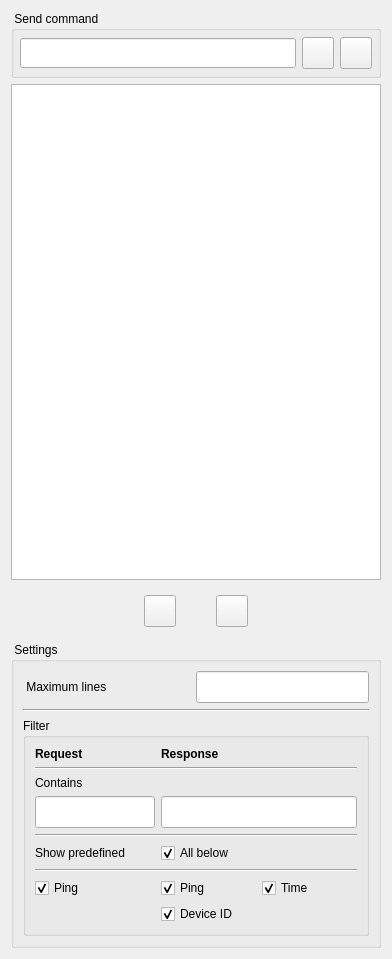
This is src/ui/debug.ui in AceOfSnakes/NetRC as Qt 5 draws it before an edit. The edited form follows.
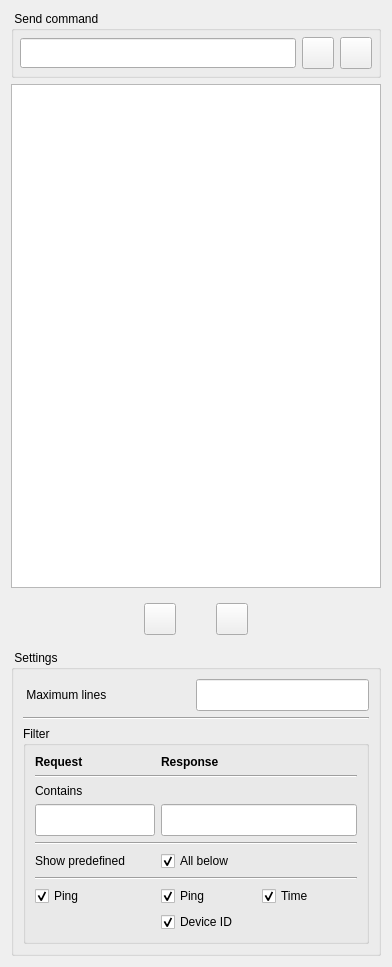
This is the edited form. Icons and pictures are not drawn.

Commit message: do not maximize debug dialog

```diff
--- a/src/ui/debug.ui
+++ b/src/ui/debug.ui
@@ -7,11 +7,11 @@
     <x>0</x>
     <y>0</y>
     <width>392</width>
-    <height>959</height>
+    <height>967</height>
    </rect>
   </property>
   <property name="sizePolicy">
-   <sizepolicy hsizetype="Minimum" vsizetype="MinimumExpanding">
+   <sizepolicy hsizetype="Minimum" vsizetype="Minimum">
     <horstretch>0</horstretch>
     <verstretch>0</verstretch>
    </sizepolicy>
@@ -19,13 +19,13 @@
   <property name="minimumSize">
    <size>
     <width>392</width>
-    <height>0</height>
+    <height>967</height>
    </size>
   </property>
   <property name="maximumSize">
    <size>
-    <width>390</width>
-    <height>16777215</height>
+    <width>392</width>
+    <height>967</height>
    </size>
   </property>
   <property name="windowTitle">
```
Left out of the diff: 30 changed lines with no effect on the pictures. The commit also changes 1 other file.
